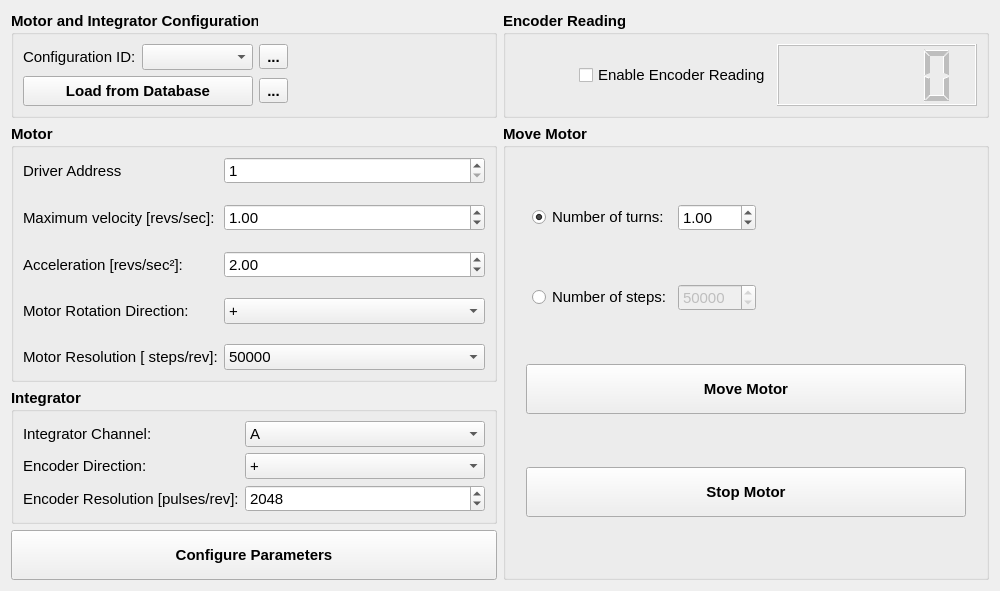
This is helmholtz/gui/ui/motorintegratorwidget.ui in lnls-ima/helmholtz-coil-control as Qt 5 draws it before an edit. The edited form follows.
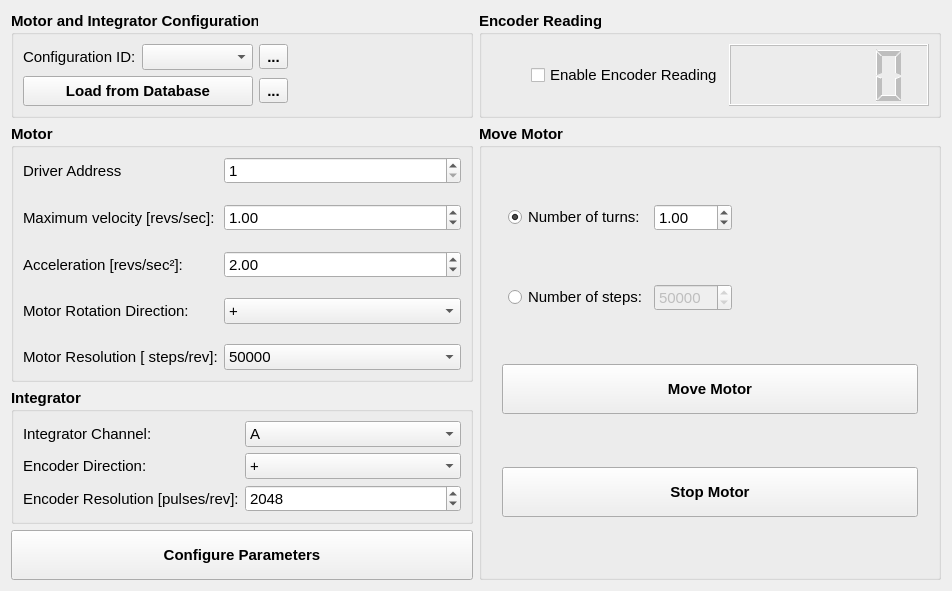
This is the edited form. Icons and pictures are not drawn.

Patch:
```diff
--- a/helmholtz/gui/ui/motorintegratorwidget.ui
+++ b/helmholtz/gui/ui/motorintegratorwidget.ui
@@ -6,8 +6,8 @@
    <rect>
     <x>0</x>
     <y>0</y>
-    <width>1000</width>
-    <height>564</height>
+    <width>952</width>
+    <height>552</height>
    </rect>
   </property>
   <property name="font">
```
Left out of the diff: 64 changed lines with no effect on the pictures.
